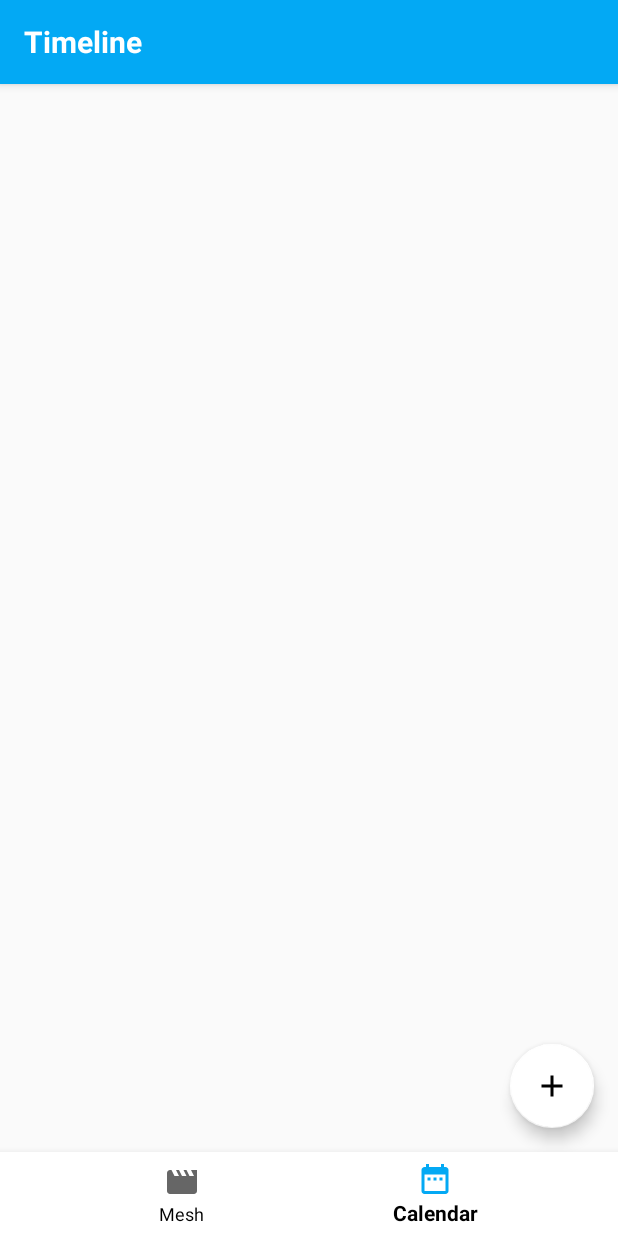
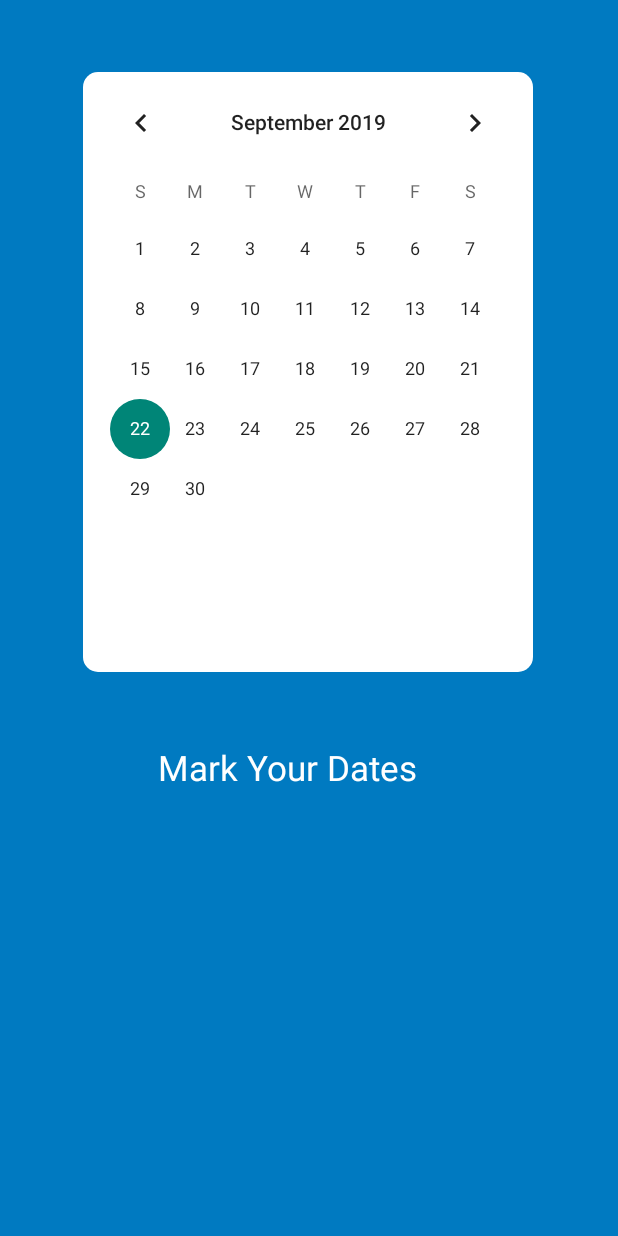
Before and after one commit to infinite1/Journal, an Android app: the screen it shows after launch (MainActivity before the commit, CalendarActivity after it), item 2 of the bottom bar chosen, on a phone screen of 412 x 824 dp. Run offline under Robolectric (Android 15) with nearby library versions, the phone set to English and light mode, and no system bars.

Commit message:
Add Calendar View

```diff
--- a/app/src/main/java/com/example/journal3/MainActivity.java
+++ b/app/src/main/java/com/example/journal3/MainActivity.java
@@ -2,23 +2,30 @@ package com.example.journal3;
 
 import android.content.Intent;
 import android.os.Bundle;
+import android.view.MenuItem;
 import android.view.View;
 import android.widget.Button;
 
+import androidx.annotation.NonNull;
 import androidx.appcompat.app.AppCompatActivity;
 import androidx.appcompat.widget.Toolbar;
 
+import com.google.android.material.bottomnavigation.BottomNavigationView;
 import com.google.android.material.navigation.NavigationView;
 
-public class MainActivity extends AppCompatActivity {
+public class MainActivity extends AppCompatActivity implements
+        BottomNavigationView.OnNavigationItemSelectedListener {
     private Toolbar myToolbar;
     private Button mSignIn;
+    private BottomNavigationView mBtmView;
 
     @Override
     protected void onCreate(Bundle savedInstanceState) {
         super.onCreate(savedInstanceState);
         setContentView(R.layout.navigation_activity);
         myToolbar = findViewById(R.id.my_toolbar);
+        mBtmView = findViewById(R.id.bot_nav);
+        mBtmView.setOnNavigationItemSelectedListener(this);
 
         setSupportActionBar(myToolbar);
         getSupportActionBar().setDisplayShowTitleEnabled(false);
@@ -34,6 +41,20 @@ public class MainActivity extends AppCompatActivity {
             }
         });
 
+    }
 
+    @Override
+    public boolean onNavigationItemSelected(@NonNull MenuItem item) {
+        switch (item.getItemId()) {
+            case R.id.mesh: {
+            }
+            break;
+            case R.id.calendar: {
+                startActivity(new Intent(MainActivity.this,
+                        CalendarActivity.class));
+            }
+            break;
+        }
+        return true;
     }
 }
--- a/app/src/main/res/layout/calendar.xml
+++ b/app/src/main/res/layout/calendar.xml
@@ -1,8 +1,7 @@
 <?xml version="1.0" encoding="utf-8"?>
 
 
-<LinearLayout
-    xmlns:android="http://schemas.android.com/apk/res/android"
+<LinearLayout xmlns:android="http://schemas.android.com/apk/res/android"
     xmlns:app="http://schemas.android.com/apk/res-auto"
     xmlns:tools="http://schemas.android.com/tools"
     android:layout_width="match_parent"
@@ -10,6 +9,21 @@
     android:background="@color/colorPrimaryDark"
     android:orientation="vertical"
     tools:context=".CalendarActivity">
+
+    <LinearLayout
+        android:layout_width="300dp"
+        android:layout_height="wrap_content"
+        android:layout_marginLeft="55dp"
+        android:layout_marginTop="48dp"
+        android:background="@drawable/bg_calendar">
+
+        <CalendarView
+            android:id="@+id/calendarView"
+            android:layout_width="wrap_content"
+            android:layout_height="400dp">
+
+        </CalendarView>
+    </LinearLayout>
 
     <TextView
         android:id="@+id/myDate"
@@ -24,21 +38,6 @@
         android:textColor="#FFF"
         android:textSize="23sp" />
 
-    <LinearLayout
-        android:layout_marginTop="48dp"
-        android:background="@drawable/bg_calendar"
-        android:layout_marginLeft="55dp"
-        android:layout_width="300dp"
-        android:layout_height="wrap_content">
-
-        <CalendarView
-            android:id="@+id/calendarView"
-            android:layout_width="wrap_content"
-            android:layout_height="400dp">
-
-        </CalendarView>
-    </LinearLayout>
-
     <!--    <Button-->
     <!--        android:background="@drawable/bg_button"-->
     <!--        android:layout_marginLeft="120dp"-->
@@ -52,5 +51,4 @@
     <!--        />-->
 
 
-
 </LinearLayout>
--- a/app/src/main/res/menu/bottom_navigation_menu.xml
+++ b/app/src/main/res/menu/bottom_navigation_menu.xml
@@ -1,12 +1,12 @@
 <?xml version="1.0" encoding="utf-8"?>
 <menu xmlns:android="http://schemas.android.com/apk/res/android">
     <item
-        android:id="@+id/action_favorites"
+        android:id="@+id/mesh"
         android:enabled="true"
         android:icon="@drawable/ic_movie_black_24dp"
         android:title="Mesh" />
     <item
-        android:id="@+id/action_music"
+        android:id="@+id/calendar"
         android:enabled="true"
         android:icon="@drawable/ic_date_range_black_24dp"
         android:title="Calendar" />
```
Also changed, not shown: app/src/main/res/layout/bottom_navigation.xml (deleted, +0 -21 lines). Lines whose indentation alone changed are shown as unchanged.
